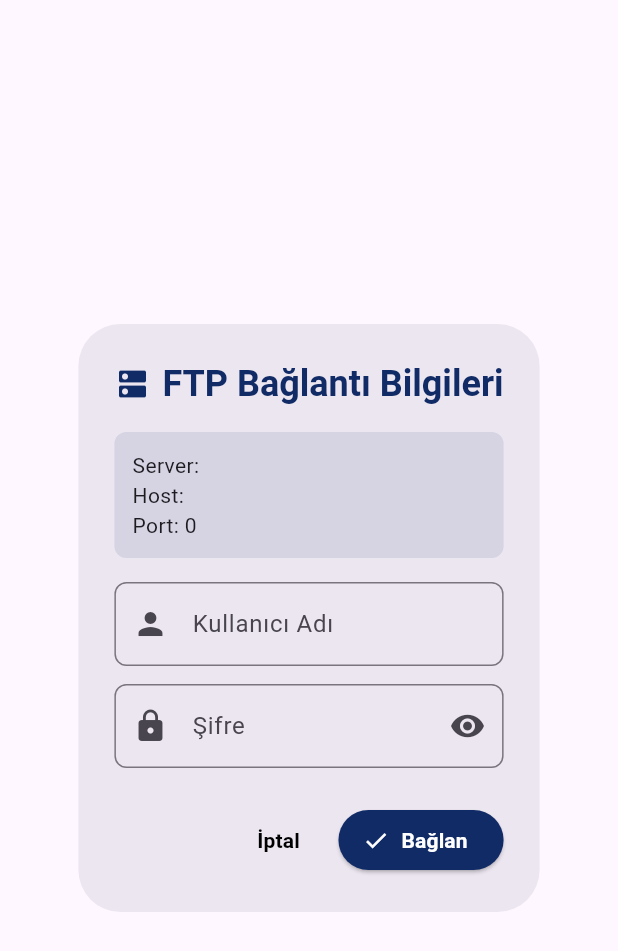
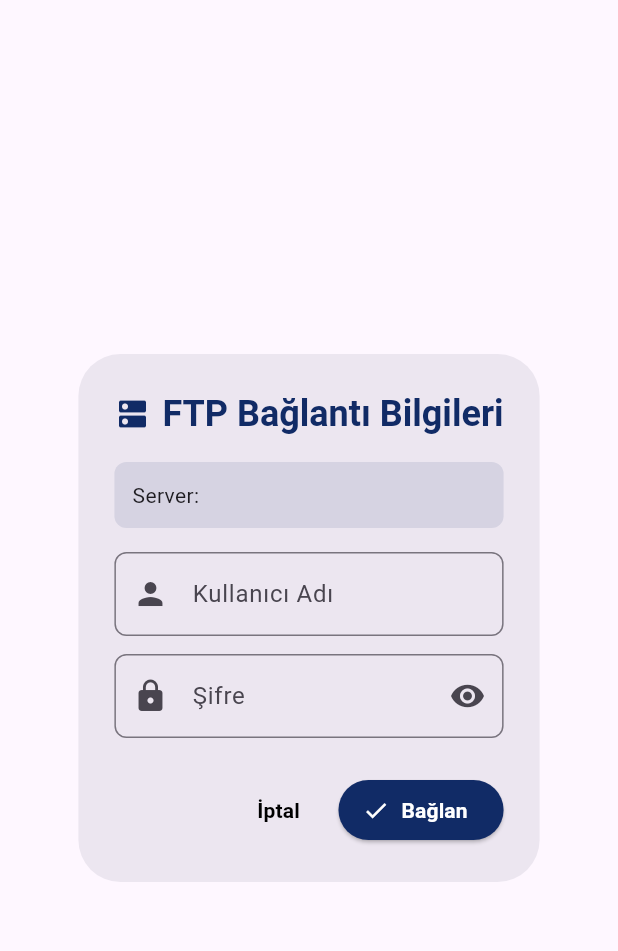
Before and after one commit to Just0lga/pdfsignpro, a Flutter app: the UserPassRequestDialog widget shown alone on an empty page, opened directly with empty values, on a phone screen of 412 x 824 dp. Shown: the top 951 px of the screen. Run offline on Flutter 3.47's test engine with Material 3 defaults, Android fonts, the light colour scheme and no system bars; our stand-ins replace connectivity_plus, file_picker, flutter_riverpod, freezed_annotation, google_fonts, printing and 2 more; missing offline and left inert: ftpconnect, syncfusion_flutter_pdf; accounts and stored records are empty.

```diff
--- a/lib/widgets/user_pass_request_dialog.dart
+++ b/lib/widgets/user_pass_request_dialog.dart
@@ -85,8 +85,6 @@ class _UserPassRequestDialogState extends ConsumerState<UserPassRequestDialog> {
                   crossAxisAlignment: CrossAxisAlignment.start,
                   children: [
                     Text('Server: ${widget.serverName}'),
-                    Text('Host: ${widget.host}'),
-                    Text('Port: ${widget.port}'),
                   ],
                 ),
               ),
```
